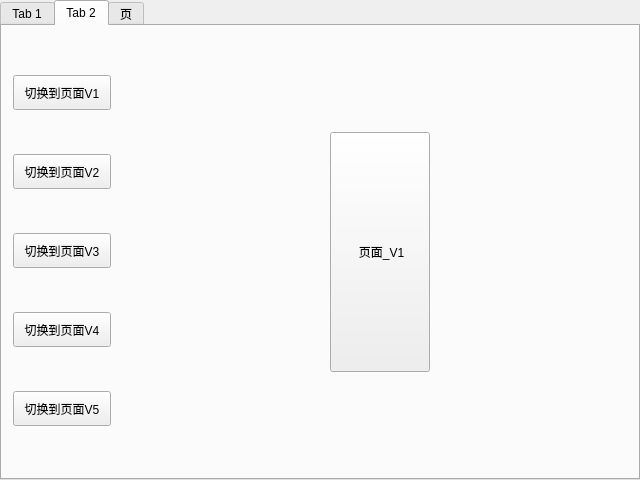
Before: the Qt Designer form QtStackedWidget.ui in StephenHu09/QtStackedWidgetMove, drawn with Qt 5.
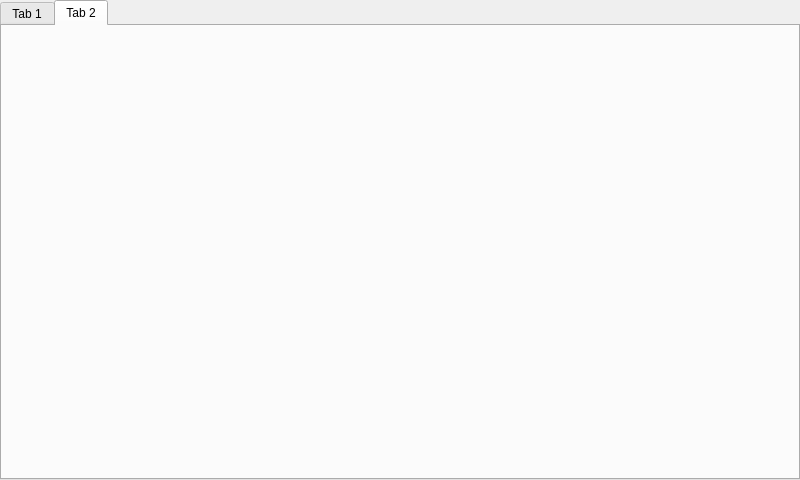
After: the same form once the commit is applied. The open tabs and pages were chosen to show the change.

Commit message: 1. add swtich button, 2. add loop mode checkbox

Patch:
```diff
--- a/QtStackedWidget.ui
+++ b/QtStackedWidget.ui
@@ -6,26 +6,26 @@
    <rect>
     <x>0</x>
     <y>0</y>
-    <width>640</width>
+    <width>800</width>
     <height>480</height>
    </rect>
   </property>
   <property name="minimumSize">
    <size>
-    <width>640</width>
+    <width>800</width>
     <height>480</height>
    </size>
   </property>
   <property name="maximumSize">
    <size>
-    <width>640</width>
-    <height>480</height>
+    <width>1920</width>
+    <height>1080</height>
    </size>
   </property>
   <property name="windowTitle">
    <string>Qt页面切换动效</string>
   </property>
-  <layout class="QGridLayout" name="gridLayout">
+  <layout class="QVBoxLayout" name="verticalLayout_5">
    <property name="leftMargin">
     <number>0</number>
    </property>
@@ -38,7 +38,7 @@
    <property name="bottomMargin">
     <number>0</number>
    </property>
-   <item row="0" column="0">
+   <item>
     <widget class="QTabWidget" name="tabWidget">
      <property name="currentIndex">
       <number>0</number>
@@ -424,212 +424,8 @@
        <property name="bottomMargin">
         <number>0</number>
        </property>
-       <item>
-        <widget class="QWidget" name="titleVBar" native="true">
-         <property name="minimumSize">
-          <size>
-           <width>120</width>
-           <height>0</height>
-          </size>
-         </property>
-         <layout class="QVBoxLayout" name="verticalLayout_3">
-          <item>
-           <widget class="QPushButton" name="pushButtonV1">
-            <property name="minimumSize">
-             <size>
-              <width>0</width>
-              <height>35</height>
-             </size>
-            </property>
-            <property name="text">
-             <string>切换到页面V1</string>
-            </property>
-           </widget>
-          </item>
-          <item>
-           <widget class="QPushButton" name="pushButtonV2">
-            <property name="minimumSize">
-             <size>
-              <width>0</width>
-              <height>35</height>
-             </size>
-            </property>
-            <property name="text">
-             <string>切换到页面V2</string>
-            </property>
-           </widget>
-          </item>
-          <item>
-           <widget class="QPushButton" name="pushButtonV3">
-            <property name="minimumSize">
-             <size>
-              <width>0</width>
-              <height>35</height>
-             </size>
-            </property>
-            <property name="text">
-             <string>切换到页面V3</string>
-            </property>
-           </widget>
-          </item>
-          <item>
-           <widget class="QPushButton" name="pushButtonV4">
-            <property name="minimumSize">
-             <size>
-              <width>0</width>
-              <height>35</height>
-             </size>
-            </property>
-            <property name="text">
-             <string>切换到页面V4</string>
-            </property>
-           </widget>
-          </item>
-          <item>
-           <widget class="QPushButton" name="pushButtonV5">
-            <property name="minimumSize">
-             <size>
-              <width>0</width>
-              <height>35</height>
-             </size>
-            </property>
-            <property name="text">
-             <string>切换到页面V5</string>
-            </property>
-           </widget>
-          </item>
-         </layout>
-        </widget>
-       </item>
-       <item>
-        <widget class="QStackedWidget" name="stackedWidgetV">
-         <property name="currentIndex">
-          <number>0</number>
-         </property>
-         <widget class="QWidget" name="pageV1">
-          <layout class="QGridLayout" name="gridLayout_7">
-           <item row="0" column="0">
-            <widget class="QPushButton" name="pageVBtn1">
-             <property name="minimumSize">
-              <size>
-               <width>0</width>
-               <height>240</height>
-              </size>
-             </property>
-             <property name="maximumSize">
-              <size>
-               <width>100</width>
-               <height>16777215</height>
-              </size>
-             </property>
-             <property name="text">
-              <string> 页面_V1</string>
-             </property>
-            </widget>
-           </item>
-          </layout>
-         </widget>
-         <widget class="QWidget" name="pageV2">
-          <layout class="QGridLayout" name="gridLayout_8">
-           <item row="0" column="0">
-            <widget class="QPushButton" name="pageVBtn2">
-             <property name="minimumSize">
-              <size>
-               <width>0</width>
-               <height>240</height>
-              </size>
-             </property>
-             <property name="maximumSize">
-              <size>
-               <width>100</width>
-               <height>16777215</height>
-              </size>
-             </property>
-             <property name="text">
-              <string> 页面_V2</string>
-             </property>
-            </widget>
-           </item>
-          </layout>
-         </widget>
-         <widget class="QWidget" name="pageV3">
-          <layout class="QGridLayout" name="gridLayout_9">
-           <item row="0" column="0">
-            <widget class="QPushButton" name="pageVBtn3">
-             <property name="minimumSize">
-              <size>
-               <width>0</width>
-               <height>240</height>
-              </size>
-             </property>
-             <property name="maximumSize">
-              <size>
-               <width>100</width>
-               <height>16777215</height>
-              </size>
-             </property>
-             <property name="text">
-              <string> 页面_V3</string>
-             </property>
-            </widget>
-           </item>
-          </layout>
-         </widget>
-         <widget class="QWidget" name="pageV4">
-          <layout class="QGridLayout" name="gridLayout_10">
-           <item row="0" column="0">
-            <widget class="QPushButton" name="pageVBtn4">
-             <property name="minimumSize">
-              <size>
-               <width>0</width>
-               <height>240</height>
-              </size>
-             </property>
-             <property name="maximumSize">
-              <size>
-               <width>100</width>
-               <height>16777215</height>
-              </size>
-             </property>
-             <property name="text">
-              <string> 页面_V4</string>
-             </property>
-            </widget>
-           </item>
-          </layout>
-         </widget>
-         <widget class="QWidget" name="pageV5">
-          <layout class="QGridLayout" name="gridLayout_11">
-           <item row="0" column="0">
-            <widget class="QPushButton" name="pageVBtn5">
-             <property name="minimumSize">
-              <size>
-               <width>0</width>
-               <height>240</height>
-              </size>
-             </property>
-             <property name="maximumSize">
-              <size>
-               <width>100</width>
-               <height>16777215</height>
-              </size>
-             </property>
-             <property name="text">
-              <string> 页面_V5</string>
-             </property>
-            </widget>
-           </item>
-          </layout>
-         </widget>
-        </widget>
-       </item>
       </layout>
      </widget>
-     <widget class="QWidget" name="tab_3">
-      <attribute name="title">
-       <string>页</string>
-      </attribute>
-     </widget>
     </widget>
    </item>
   </layout>
```
Left out of the diff: 92 changed lines with no effect on the pictures. The commit also changes 5 other files.
